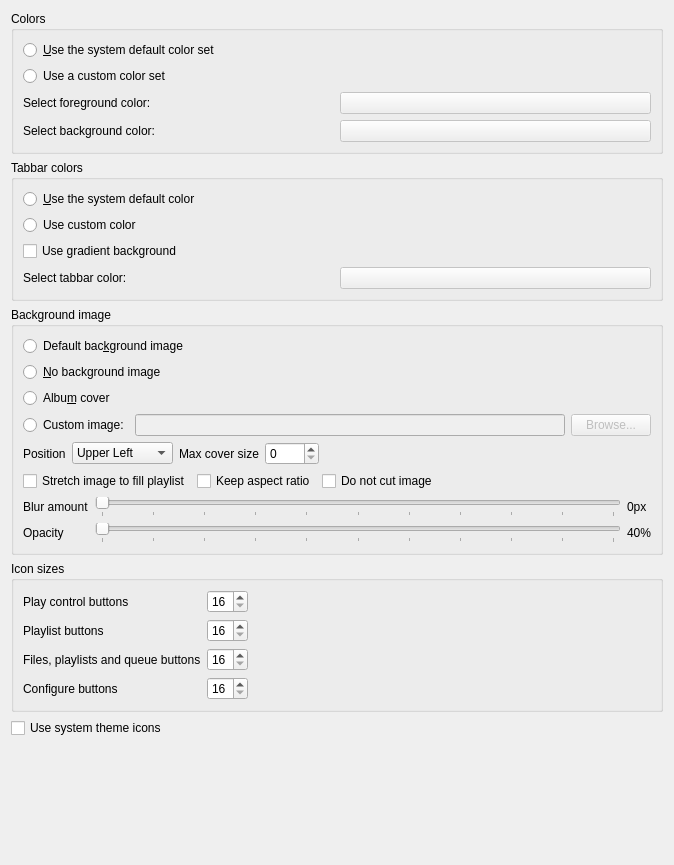
Qt form src/settings/appearancesettingspage.ui (strawberrymusicplayer/strawberry) before a commit.
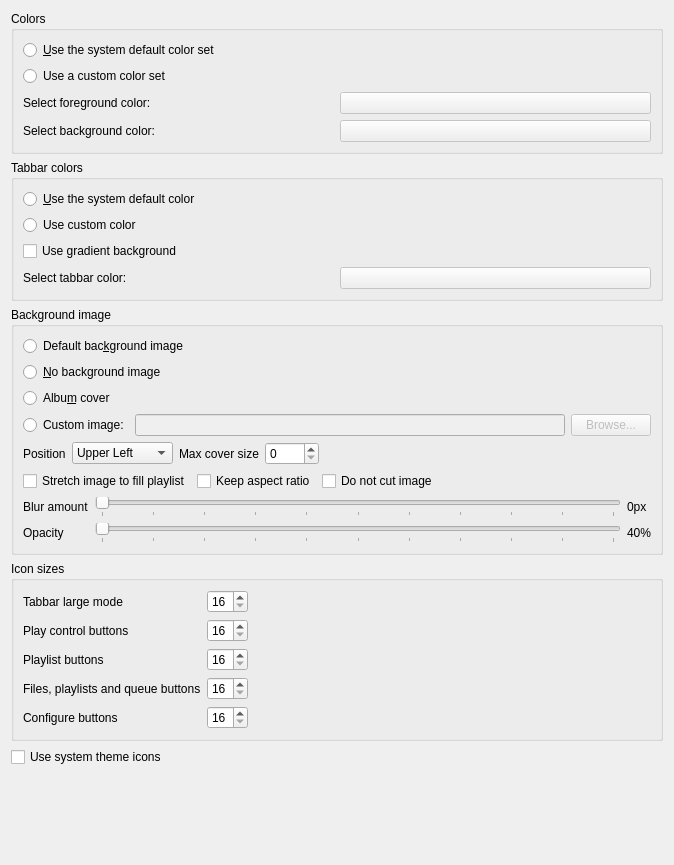
The same form after that commit.

Commit message: Make fancy tabbar large mode icon size configurable

Patch:
```diff
--- a/src/settings/appearancesettingspage.ui
+++ b/src/settings/appearancesettingspage.ui
@@ -436,38 +436,21 @@
       <item>
        <layout class="QGridLayout" name="layout_icon_sizes">
         <item row="2" column="0">
-         <widget class="QLabel" name="label_icon_size_left_panel_buttons">
-          <property name="text">
-           <string>Files, playlists and queue buttons</string>
-          </property>
-         </widget>
-        </item>
-        <item row="1" column="0">
          <widget class="QLabel" name="label_icon_size_playlist_buttons">
           <property name="text">
            <string>Playlist buttons</string>
           </property>
          </widget>
         </item>
-        <item row="0" column="0">
+        <item row="1" column="0">
          <widget class="QLabel" name="label_icon_size_play_control_buttons">
           <property name="text">
            <string>Play control buttons</string>
           </property>
          </widget>
         </item>
-        <item row="2" column="1">
-         <widget class="QSpinBox" name="spinbox_icon_size_left_panel_buttons">
-          <property name="minimum">
-           <number>16</number>
-          </property>
-          <property name="maximum">
-           <number>64</number>
-          </property>
-         </widget>
-        </item>
-        <item row="0" column="1">
-         <widget class="QSpinBox" name="spinbox_icon_size_play_control_buttons">
+        <item row="4" column="1">
+         <widget class="QSpinBox" name="spinbox_icon_size_configure_buttons">
           <property name="minimum">
            <number>16</number>
           </property>
@@ -477,6 +460,26 @@
          </widget>
         </item>
         <item row="1" column="1">
+         <widget class="QSpinBox" name="spinbox_icon_size_play_control_buttons">
+          <property name="minimum">
+           <number>16</number>
+          </property>
+          <property name="maximum">
+           <number>64</number>
+          </property>
+         </widget>
+        </item>
+        <item row="3" column="1">
+         <widget class="QSpinBox" name="spinbox_icon_size_left_panel_buttons">
+          <property name="minimum">
+           <number>16</number>
+          </property>
+          <property name="maximum">
+           <number>64</number>
+          </property>
+         </widget>
+        </item>
+        <item row="2" column="1">
          <widget class="QSpinBox" name="spinbox_icon_size_playlist_buttons">
           <property name="minimum">
            <number>16</number>
@@ -486,15 +489,29 @@
           </property>
          </widget>
         </item>
-        <item row="3" column="0">
+        <item row="4" column="0">
          <widget class="QLabel" name="label_icon_size_configure_buttons">
           <property name="text">
            <string>Configure buttons</string>
           </property>
          </widget>
         </item>
-        <item row="3" column="1">
-         <widget class="QSpinBox" name="spinbox_icon_size_configure_buttons">
+        <item row="3" column="0">
+         <widget class="QLabel" name="label_icon_size_left_panel_buttons">
+          <property name="text">
+           <string>Files, playlists and queue buttons</string>
+          </property>
+         </widget>
+        </item>
+        <item row="0" column="0">
+         <widget class="QLabel" name="label_icon_size_tabbar_large_mode">
+          <property name="text">
+           <string>Tabbar large mode</string>
+          </property>
+         </widget>
+        </item>
+        <item row="0" column="1">
+         <widget class="QSpinBox" name="spinbox_icon_size_tabbar_large_mode">
           <property name="minimum">
            <number>16</number>
           </property>
```
Left out of the diff: 5 changed lines with no effect on the pictures. The commit also changes 4 other files.
